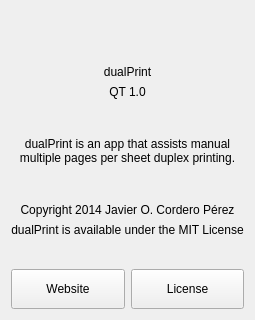
Cuperino/dualPrint, file dualPrint QT 1.0/about.ui: the form before one commit.
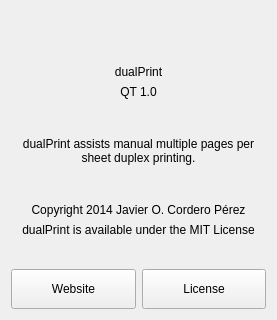
The form after the commit. Icons and pictures are not drawn.

The edit to the form file:
```diff
--- a/dualPrint QT 1.0/about.ui
+++ b/dualPrint QT 1.0/about.ui
@@ -6,7 +6,7 @@
    <rect>
     <x>0</x>
     <y>0</y>
-    <width>240</width>
+    <width>277</width>
     <height>320</height>
    </rect>
   </property>
@@ -88,7 +88,7 @@
       </sizepolicy>
      </property>
      <property name="text">
-      <string>dualPrint is an app that assists manual multiple pages per sheet duplex printing.</string>
+      <string>dualPrint assists manual multiple pages per sheet duplex printing.</string>
      </property>
      <property name="alignment">
       <set>Qt::AlignCenter</set>
```
